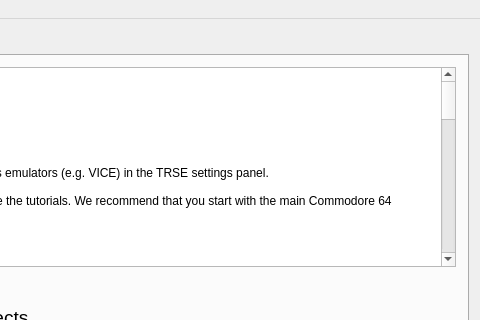
The window that mainwindow.ui (leuat/TRSE) describes before a commit, drawn with Qt 5; both pictures show x 900 to 1380 and y 0 to 320 of the 1380 by 720 pixel window.
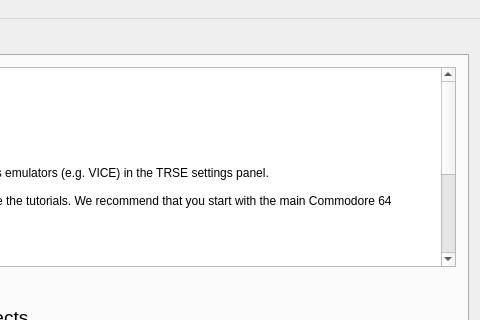
The same window after the commit. Icons and pictures are not drawn.

Commit message: Added C64 tutorial

```diff
--- a/mainwindow.ui
+++ b/mainwindow.ui
@@ -254,54 +254,16 @@
 &lt;p style=&quot; margin-top:0px; margin-bottom:0px; margin-left:0px; margin-right:0px; -qt-block-indent:0; text-indent:0px;&quot;&gt;&lt;span style=&quot; font-family:'Noto Sans'; font-size:9pt;&quot;&gt;If you haven't used TRSE before, please feel free to browse the tutorials. We recommend that you start with the main Commodore 64 &amp;quot;Language&amp;quot; or &amp;quot;Easy&amp;quot; tutorials!&lt;/span&gt;&lt;/p&gt;
 &lt;p style=&quot;-qt-paragraph-type:empty; margin-top:0px; margin-bottom:0px; margin-left:0px; margin-right:0px; -qt-block-indent:0; text-indent:0px; font-family:'Noto Sans'; font-size:9pt;&quot;&gt;&lt;br /&gt;&lt;/p&gt;
 &lt;p style=&quot; margin-top:0px; margin-bottom:0px; margin-left:0px; margin-right:0px; -qt-block-indent:0; text-indent:0px;&quot;&gt;&lt;span style=&quot; font-family:'Noto Sans'; font-size:9pt; font-weight:600;&quot;&gt;Changelog from 0.08&lt;/span&gt;&lt;/p&gt;
-&lt;ul style=&quot;margin-top: 0px; margin-bottom: 0px; margin-left: 0px; margin-right: 0px; -qt-list-indent: 1;&quot;&gt;&lt;li style=&quot; font-family:'Noto Sans'; font-size:9pt;&quot; style=&quot; margin-top:12px; margin-bottom:0px; margin-left:0px; margin-right:0px; -qt-block-indent:0; text-indent:0px;&quot;&gt;Tutorials/Help&lt;/li&gt;
-&lt;ul style=&quot;margin-top: 0px; margin-bottom: 0px; margin-left: 0px; margin-right: 0px; -qt-list-indent: 2;&quot;&gt;&lt;li style=&quot; font-family:'Noto Sans'; font-size:9pt;&quot; style=&quot; margin-top:0px; margin-bottom:0px; margin-left:0px; margin-right:0px; -qt-block-indent:0; text-indent:0px;&quot;&gt;X86 DOS (8086) tutorials&lt;/li&gt;
-&lt;li style=&quot; font-family:'Noto Sans'; font-size:9pt;&quot; style=&quot; margin-top:0px; margin-bottom:0px; margin-left:0px; margin-right:0px; -qt-block-indent:0; text-indent:0px;&quot;&gt;VBM Tutorials (VIC-20 Bitmap Mode)&lt;/li&gt;
-&lt;li style=&quot; font-family:'Noto Sans'; font-size:9pt;&quot; style=&quot; margin-top:0px; margin-bottom:0px; margin-left:0px; margin-right:0px; -qt-block-indent:0; text-indent:0px;&quot;&gt;C64 tutorials&lt;/li&gt;
-&lt;li style=&quot; font-family:'Noto Sans'; font-size:9pt;&quot; style=&quot; margin-top:0px; margin-bottom:0px; margin-left:0px; margin-right:0px; -qt-block-indent:0; text-indent:0px;&quot;&gt;NES tutorials&lt;/li&gt;
-&lt;li style=&quot; font-family:'Noto Sans'; font-size:9pt;&quot; style=&quot; margin-top:0px; margin-bottom:0px; margin-left:0px; margin-right:0px; -qt-block-indent:0; text-indent:0px;&quot;&gt;OK64 tutorials + included by default&lt;/li&gt;
-&lt;li style=&quot; font-family:'Noto Sans'; font-size:9pt;&quot; style=&quot; margin-top:0px; margin-bottom:0px; margin-left:0px; margin-right:0px; -qt-block-indent:0; text-indent:0px;&quot;&gt;Added 7 PET tutorials&lt;/li&gt;
-&lt;li style=&quot; font-family:'Noto Sans'; font-size:9pt;&quot; style=&quot; margin-top:0px; margin-bottom:0px; margin-left:0px; margin-right:0px; -qt-block-indent:0; text-indent:0px;&quot;&gt;Two new text string tutorials (in easy, intermediate)&lt;/li&gt;
-&lt;li style=&quot; font-family:'Noto Sans'; font-size:9pt;&quot; style=&quot; margin-top:0px; margin-bottom:0px; margin-left:0px; margin-right:0px; -qt-block-indent:0; text-indent:0px;&quot;&gt;Petscii compressed .TRM animation tutorial&lt;/li&gt;
-&lt;li style=&quot; font-family:'Noto Sans'; font-size:9pt;&quot; style=&quot; margin-top:0px; margin-bottom:0px; margin-left:0px; margin-right:0px; -qt-block-indent:0; text-indent:0px;&quot;&gt;Text-based adenture, C64 &lt;/li&gt;&lt;/ul&gt;
+&lt;ul style=&quot;margin-top: 0px; margin-bottom: 0px; margin-left: 0px; margin-right: 0px; -qt-list-indent: 1;&quot;&gt;&lt;li style=&quot; font-family:'Noto Sans'; font-size:9pt;&quot; style=&quot; margin-top:12px; margin-bottom:0px; margin-left:0px; margin-right:0px; -qt-block-indent:0; text-indent:0px;&quot;&gt;Tutorials/Help&lt;/li&gt;&lt;/ul&gt;
+&lt;ul style=&quot;margin-top: 0px; margin-bottom: 0px; margin-left: 0px; margin-right: 0px; -qt-list-indent: 2;&quot;&gt;&lt;li style=&quot; font-family:'Noto Sans'; font-size:9pt;&quot; style=&quot; margin-top:0px; margin-bottom:0px; margin-left:0px; margin-right:0px; -qt-block-indent:0; text-indent:0px;&quot;&gt;New Amiga 500 tutorials&lt;/li&gt;
+&lt;li style=&quot; font-family:'Noto Sans'; font-size:9pt;&quot; style=&quot; margin-top:0px; margin-bottom:0px; margin-left:0px; margin-right:0px; -qt-block-indent:0; text-indent:0px;&quot;&gt;VIC-20 bitmap tutorials&lt;/li&gt;&lt;/ul&gt;
 &lt;p style=&quot;-qt-paragraph-type:empty; margin-top:0px; margin-bottom:0px; margin-left:0px; margin-right:0px; -qt-block-indent:0; text-indent:0px; font-family:'Noto Sans'; font-size:9pt;&quot;&gt;&lt;br /&gt;&lt;/p&gt;
-&lt;li style=&quot; font-family:'Noto Sans'; font-size:9pt;&quot; style=&quot; margin-top:0px; margin-bottom:0px; margin-left:0px; margin-right:0px; -qt-block-indent:0; text-indent:0px;&quot;&gt;Compiler:	&lt;/li&gt;
-&lt;ul style=&quot;margin-top: 0px; margin-bottom: 0px; margin-left: 0px; margin-right: 0px; -qt-list-indent: 2;&quot;&gt;&lt;li style=&quot; font-family:'Noto Sans'; font-size:9pt;&quot; style=&quot; margin-top:0px; margin-bottom:0px; margin-left:0px; margin-right:0px; -qt-block-indent:0; text-indent:0px;&quot;&gt;Basic X86 DOS support w/ tutorials. Compiler still in alpha.&lt;/li&gt;
-&lt;li style=&quot; font-family:'Noto Sans'; font-size:9pt;&quot; style=&quot; margin-top:0px; margin-bottom:0px; margin-left:0px; margin-right:0px; -qt-block-indent:0; text-indent:0px;&quot;&gt;&amp;quot;Length&amp;quot; parser method - returns the length of an array (# elements)&lt;/li&gt;
-&lt;li style=&quot; font-family:'Noto Sans'; font-size:9pt;&quot; style=&quot; margin-top:0px; margin-bottom:0px; margin-left:0px; margin-right:0px; -qt-block-indent:0; text-indent:0px;&quot;&gt;Parser accepts more advanced constant expressions (JS compiler)&lt;/li&gt;
-&lt;li style=&quot; font-family:'Noto Sans'; font-size:9pt;&quot; style=&quot; margin-top:0px; margin-bottom:0px; margin-left:0px; margin-right:0px; -qt-block-indent:0; text-indent:0px;&quot;&gt;New post-processing optimizations&lt;/li&gt;
-&lt;li style=&quot; font-family:'Noto Sans'; font-size:9pt;&quot; style=&quot; margin-top:0px; margin-bottom:0px; margin-left:0px; margin-right:0px; -qt-block-indent:0; text-indent:0px;&quot;&gt;Integer bugfixes, so many other bugfixes&lt;/li&gt;
-&lt;li style=&quot; font-family:'Noto Sans'; font-size:9pt;&quot; style=&quot; margin-top:0px; margin-bottom:0px; margin-left:0px; margin-right:0px; -qt-block-indent:0; text-indent:0px;&quot;&gt;Huge amount of new methods, both for the 6502 / system specific&lt;/li&gt;
-&lt;li style=&quot; font-family:'Noto Sans'; font-size:9pt;&quot; style=&quot; margin-top:0px; margin-bottom:0px; margin-left:0px; margin-right:0px; -qt-block-indent:0; text-indent:0px;&quot;&gt;constants work in array and incbin declarations&lt;/li&gt;
-&lt;li style=&quot; font-family:'Noto Sans'; font-size:9pt;&quot; style=&quot; margin-top:0px; margin-bottom:0px; margin-left:0px; margin-right:0px; -qt-block-indent:0; text-indent:0px;&quot;&gt;constant address variables: &amp;quot;var a:byte at $D020;&amp;quot; &lt;/li&gt;
-&lt;li style=&quot; font-family:'Noto Sans'; font-size:9pt;&quot; style=&quot; margin-top:0px; margin-bottom:0px; margin-left:0px; margin-right:0px; -qt-block-indent:0; text-indent:0px;&quot;&gt;String methods: strCmp, strSplit, strToUpper, strToLower, strGetFromIndex&lt;/li&gt;
-&lt;li style=&quot; font-family:'Noto Sans'; font-size:9pt;&quot; style=&quot; margin-top:0px; margin-bottom:0px; margin-left:0px; margin-right:0px; -qt-block-indent:0; text-indent:0px;&quot;&gt;Keyboard input key:=getKey();&lt;/li&gt;
-&lt;li style=&quot; font-family:'Noto Sans'; font-size:9pt;&quot; style=&quot; margin-top:0px; margin-bottom:0px; margin-left:0px; margin-right:0px; -qt-block-indent:0; text-indent:0px;&quot;&gt;TRSE Command-line interface &amp;quot;trm&amp;quot; implemented, stand-alone command-line assembler/compiler. &lt;/li&gt;
-&lt;li style=&quot; font-family:'Noto Sans'; font-size:9pt;&quot; style=&quot; margin-top:0px; margin-bottom:0px; margin-left:0px; margin-right:0px; -qt-block-indent:0; text-indent:0px;&quot;&gt;Writing &amp;quot;#P42;&amp;quot; in a string will result in replacing the phrase with character 42. No zeroes before the number. Useful for filenames etc.&lt;/li&gt;
-&lt;li style=&quot; font-family:'Noto Sans'; font-size:9pt;&quot; style=&quot; margin-top:0px; margin-bottom:0px; margin-left:0px; margin-right:0px; -qt-block-indent:0; text-indent:0px;&quot;&gt;Optimizations in various methods (spritepos, spriteloc, poke)&lt;/li&gt;
-&lt;li style=&quot; font-family:'Noto Sans'; font-size:9pt;&quot; style=&quot; margin-top:0px; margin-bottom:0px; margin-left:0px; margin-right:0px; -qt-block-indent:0; text-indent:0px;&quot;&gt;Some bugfixes in the post-optimizations&lt;/li&gt;
-&lt;li style=&quot; font-family:'Noto Sans'; font-size:9pt;&quot; style=&quot; margin-top:0px; margin-bottom:0px; margin-left:0px; margin-right:0px; -qt-block-indent:0; text-indent:0px;&quot;&gt;Repeat-until implemented&lt;/li&gt;
-&lt;li style=&quot; font-family:'Noto Sans'; font-size:9pt;&quot; style=&quot; margin-top:0px; margin-bottom:0px; margin-left:0px; margin-right:0px; -qt-block-indent:0; text-indent:0px;&quot;&gt;XOR (exclusive or) implemented : a:=a XOR (2*b); etc&lt;/li&gt;
-&lt;li style=&quot; font-family:'Noto Sans'; font-size:9pt;&quot; style=&quot; margin-top:0px; margin-bottom:0px; margin-left:0px; margin-right:0px; -qt-block-indent:0; text-indent:0px;&quot;&gt;SHR / SHL implemented (shift left, shift right). Synonymous with &amp;gt;&amp;gt; and &amp;lt;&amp;lt;&lt;/li&gt;
-&lt;li style=&quot; font-family:'Noto Sans'; font-size:9pt;&quot; style=&quot; margin-top:0px; margin-bottom:0px; margin-left:0px; margin-right:0px; -qt-block-indent:0; text-indent:0px;&quot;&gt;@export preprocessor for automatic binary exporting .flf image files to binaries on build&lt;/li&gt;&lt;/ul&gt;
-&lt;p style=&quot;-qt-paragraph-type:empty; margin-top:0px; margin-bottom:0px; margin-left:0px; margin-right:0px; -qt-block-indent:1; text-indent:0px; font-family:'Noto Sans'; font-size:9pt;&quot;&gt;&lt;br /&gt;&lt;/p&gt;
-&lt;li style=&quot; font-family:'Noto Sans'; font-size:9pt;&quot; style=&quot; margin-top:0px; margin-bottom:0px; margin-left:0px; margin-right:0px; -qt-block-indent:0; text-indent:0px;&quot;&gt;Editor &lt;/li&gt;
-&lt;ul style=&quot;margin-top: 0px; margin-bottom: 0px; margin-left: 0px; margin-right: 0px; -qt-list-indent: 2;&quot;&gt;&lt;li style=&quot; font-family:'Noto Sans'; font-size:9pt;&quot; style=&quot; margin-top:0px; margin-bottom:0px; margin-left:0px; margin-right:0px; -qt-block-indent:0; text-indent:0px;&quot;&gt;Image editor complete overhaul&lt;/li&gt;
-&lt;li style=&quot; font-family:'Noto Sans'; font-size:9pt;&quot; style=&quot; margin-top:0px; margin-bottom:0px; margin-left:0px; margin-right:0px; -qt-block-indent:0; text-indent:0px;&quot;&gt;NES file systems&lt;/li&gt;
-&lt;li style=&quot; font-family:'Noto Sans'; font-size:9pt;&quot; style=&quot; margin-top:0px; margin-bottom:0px; margin-left:0px; margin-right:0px; -qt-block-indent:0; text-indent:0px;&quot;&gt;Image editor export system&lt;/li&gt;
-&lt;li style=&quot; font-family:'Noto Sans'; font-size:9pt;&quot; style=&quot; margin-top:0px; margin-bottom:0px; margin-left:0px; margin-right:0px; -qt-block-indent:0; text-indent:0px;&quot;&gt;New &amp;quot;New Image&amp;quot; dialog&lt;/li&gt;
-&lt;li style=&quot; font-family:'Noto Sans'; font-size:9pt;&quot; style=&quot; margin-top:0px; margin-bottom:0px; margin-left:0px; margin-right:0px; -qt-block-indent:0; text-indent:0px;&quot;&gt;New &amp;quot;New Project&amp;quot; template system with example starter projects etc&lt;/li&gt;
-&lt;li style=&quot; font-family:'Noto Sans'; font-size:9pt;&quot; style=&quot; margin-top:0px; margin-bottom:0px; margin-left:0px; margin-right:0px; -qt-block-indent:0; text-indent:0px;&quot;&gt;Help text&lt;/li&gt;
-&lt;li style=&quot; font-family:'Noto Sans'; font-size:9pt;&quot; style=&quot; margin-top:0px; margin-bottom:0px; margin-left:0px; margin-right:0px; -qt-block-indent:0; text-indent:0px;&quot;&gt;Lots of lesser improvements, settings&lt;/li&gt;
-&lt;li style=&quot; font-family:'Noto Sans'; font-size:9pt;&quot; style=&quot; margin-top:0px; margin-bottom:0px; margin-left:0px; margin-right:0px; -qt-block-indent:0; text-indent:0px;&quot;&gt;&amp;quot;Go to project directory&amp;quot; button&lt;/li&gt;
-&lt;li style=&quot; font-family:'Noto Sans'; font-size:9pt;&quot; style=&quot; margin-top:0px; margin-bottom:0px; margin-left:0px; margin-right:0px; -qt-block-indent:0; text-indent:0px;&quot;&gt;User-defined procedures syntax highlighting&lt;/li&gt;
-&lt;li style=&quot; font-family:'Noto Sans'; font-size:9pt;&quot; style=&quot; margin-top:0px; margin-bottom:0px; margin-left:0px; margin-right:0px; -qt-block-indent:0; text-indent:0px;&quot;&gt;Petscii image import&lt;/li&gt;
-&lt;li style=&quot; font-family:'Noto Sans'; font-size:9pt;&quot; style=&quot; margin-top:0px; margin-bottom:0px; margin-left:0px; margin-right:0px; -qt-block-indent:0; text-indent:0px;&quot;&gt;You can now select text editor font as well as size in the TRSE settings&lt;/li&gt;
-&lt;li style=&quot; font-family:'Noto Sans'; font-size:9pt;&quot; style=&quot; margin-top:0px; margin-bottom:0px; margin-left:0px; margin-right:0px; -qt-block-indent:0; text-indent:0px;&quot;&gt;Memory Analyzer now has individual system labels! &lt;/li&gt;&lt;/ul&gt;
-&lt;li style=&quot; font-family:'Noto Sans'; font-size:9pt;&quot; style=&quot; margin-top:0px; margin-bottom:0px; margin-left:0px; margin-right:0px; -qt-block-indent:0; text-indent:0px;&quot;&gt;Fjong: &lt;/li&gt;&lt;/ul&gt;
-&lt;ul style=&quot;margin-top: 0px; margin-bottom: 0px; margin-left: 0px; margin-right: 0px; -qt-list-indent: 2;&quot;&gt;&lt;li style=&quot; font-family:'Noto Sans'; font-size:9pt;&quot; style=&quot; margin-top:0px; margin-bottom:0px; margin-left:0px; margin-right:0px; -qt-block-indent:0; text-indent:0px;&quot;&gt;Help text&lt;/li&gt;
-&lt;li style=&quot; font-family:'Noto Sans'; font-size:9pt;&quot; style=&quot; margin-top:0px; margin-bottom:0px; margin-left:0px; margin-right:0px; -qt-block-indent:0; text-indent:0px;&quot;&gt;New tutorial&lt;/li&gt;
-&lt;li style=&quot; font-family:'Noto Sans'; font-size:9pt;&quot; style=&quot; margin-top:0px; margin-bottom:0px; margin-left:0px; margin-right:0px; -qt-block-indent:0; text-indent:0px;&quot;&gt;Optimizations and bugfixes&lt;/li&gt;&lt;/ul&gt;
+&lt;ul style=&quot;margin-top: 0px; margin-bottom: 0px; margin-left: 0px; margin-right: 0px; -qt-list-indent: 1;&quot;&gt;&lt;li style=&quot; font-family:'Noto Sans'; font-size:9pt;&quot; style=&quot; margin-top:12px; margin-bottom:0px; margin-left:0px; margin-right:0px; -qt-block-indent:0; text-indent:0px;&quot;&gt;Compiler&lt;/li&gt;&lt;/ul&gt;
+&lt;ul style=&quot;margin-top: 0px; margin-bottom: 0px; margin-left: 0px; margin-right: 0px; -qt-list-indent: 2;&quot;&gt;&lt;li style=&quot; font-family:'Noto Sans'; font-size:9pt;&quot; style=&quot; margin-top:0px; margin-bottom:0px; margin-left:0px; margin-right:0px; -qt-block-indent:0; text-indent:0px;&quot;&gt;M68K compiler better optimized, much faster&lt;/li&gt;
+&lt;li style=&quot; font-family:'Noto Sans'; font-size:9pt;&quot; style=&quot; margin-top:0px; margin-bottom:0px; margin-left:0px; margin-right:0px; -qt-block-indent:0; text-indent:0px;&quot;&gt;New M68K methods&lt;/li&gt;
+&lt;li style=&quot; font-family:'Noto Sans'; font-size:9pt;&quot; style=&quot; margin-top:0px; margin-bottom:0px; margin-left:0px; margin-right:0px; -qt-block-indent:0; text-indent:0px;&quot;&gt;6502 : Integer bugfix and speed optimization&lt;/li&gt;
+&lt;li style=&quot; font-family:'Noto Sans'; font-size:9pt;&quot; style=&quot; margin-top:0px; margin-bottom:0px; margin-left:0px; margin-right:0px; -qt-block-indent:0; text-indent:0px;&quot;&gt;Able to call pointers as procedures (without parameters):  p1:=ProcedureToPointer( MyProcedure());  call(p1);&lt;/li&gt;&lt;/ul&gt;
+&lt;p style=&quot;-qt-paragraph-type:empty; margin-top:0px; margin-bottom:0px; margin-left:0px; margin-right:0px; -qt-block-indent:0; text-indent:0px; font-family:'Noto Sans'; font-size:9pt;&quot;&gt;&lt;br /&gt;&lt;/p&gt;
 &lt;p style=&quot;-qt-paragraph-type:empty; margin-top:0px; margin-bottom:12px; margin-left:0px; margin-right:0px; -qt-block-indent:0; text-indent:0px; font-family:'Noto Sans'; font-size:9pt;&quot;&gt;&lt;br /&gt;&lt;/p&gt;&lt;/body&gt;&lt;/html&gt;</string>
                  </property>
                 </widget>
```
The commit also changes 3 other files.
